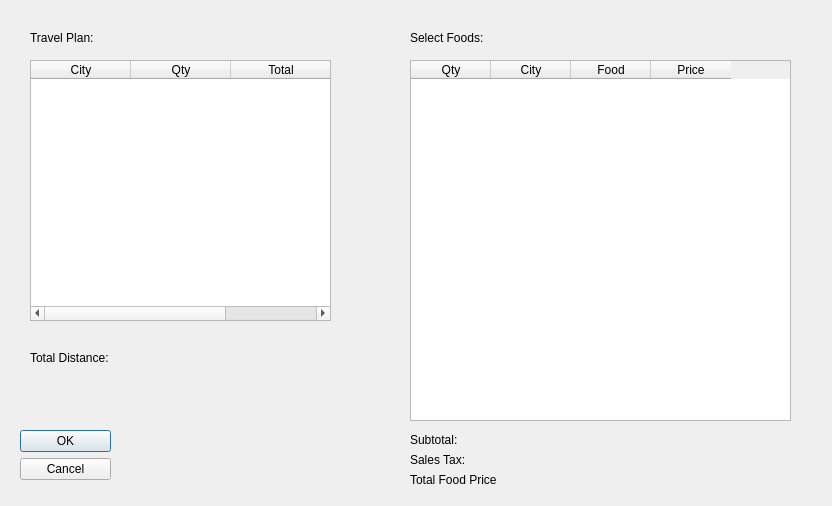
tsukidan/CS1D-Project-1, file routedisplayer.ui: the form before one commit.
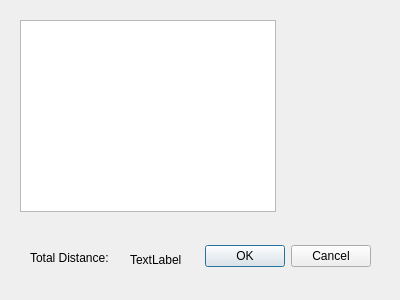
The form after the commit.

```diff
--- a/routedisplayer.ui
+++ b/routedisplayer.ui
@@ -6,8 +6,8 @@
    <rect>
     <x>0</x>
     <y>0</y>
-    <width>832</width>
-    <height>506</height>
+    <width>400</width>
+    <height>300</height>
    </rect>
   </property>
   <property name="windowTitle">
@@ -16,49 +16,34 @@
   <widget class="QDialogButtonBox" name="buttonBox">
    <property name="geometry">
     <rect>
-     <x>20</x>
-     <y>430</y>
-     <width>91</width>
-     <height>61</height>
+     <x>30</x>
+     <y>240</y>
+     <width>341</width>
+     <height>32</height>
     </rect>
    </property>
    <property name="orientation">
-    <enum>Qt::Vertical</enum>
+    <enum>Qt::Horizontal</enum>
    </property>
    <property name="standardButtons">
     <set>QDialogButtonBox::Cancel|QDialogButtonBox::Ok</set>
    </property>
   </widget>
-  <widget class="QTableWidget" name="routeList">
+  <widget class="QListWidget" name="routeList">
    <property name="geometry">
     <rect>
-     <x>30</x>
-     <y>60</y>
-     <width>301</width>
-     <height>261</height>
+     <x>20</x>
+     <y>20</y>
+     <width>256</width>
+     <height>192</height>
     </rect>
    </property>
-   <column>
-    <property name="text">
-     <string>City</string>
-    </property>
-   </column>
-   <column>
-    <property name="text">
-     <string>Qty</string>
-    </property>
-   </column>
-   <column>
-    <property name="text">
-     <string>Total</string>
-    </property>
-   </column>
   </widget>
   <widget class="QLabel" name="label">
    <property name="geometry">
     <rect>
      <x>30</x>
-     <y>350</y>
+     <y>250</y>
      <width>101</width>
      <height>16</height>
     </rect>
@@ -71,159 +56,13 @@
    <property name="geometry">
     <rect>
      <x>130</x>
-     <y>350</y>
+     <y>250</y>
      <width>51</width>
      <height>20</height>
     </rect>
    </property>
    <property name="text">
-    <string/>
-   </property>
-  </widget>
-  <widget class="QLabel" name="label_2">
-   <property name="geometry">
-    <rect>
-     <x>410</x>
-     <y>30</y>
-     <width>211</width>
-     <height>16</height>
-    </rect>
-   </property>
-   <property name="text">
-    <string>Select Foods:</string>
-   </property>
-  </widget>
-  <widget class="QLabel" name="label_3">
-   <property name="geometry">
-    <rect>
-     <x>30</x>
-     <y>30</y>
-     <width>151</width>
-     <height>16</height>
-    </rect>
-   </property>
-   <property name="text">
-    <string>Travel Plan:</string>
-   </property>
-  </widget>
-  <widget class="QTableWidget" name="SelectFoodTable">
-   <property name="geometry">
-    <rect>
-     <x>410</x>
-     <y>60</y>
-     <width>381</width>
-     <height>361</height>
-    </rect>
-   </property>
-   <property name="sortingEnabled">
-    <bool>true</bool>
-   </property>
-   <property name="columnCount">
-    <number>4</number>
-   </property>
-   <attribute name="horizontalHeaderDefaultSectionSize">
-    <number>80</number>
-   </attribute>
-   <attribute name="verticalHeaderVisible">
-    <bool>false</bool>
-   </attribute>
-   <column>
-    <property name="text">
-     <string>Qty</string>
-    </property>
-   </column>
-   <column>
-    <property name="text">
-     <string>City</string>
-    </property>
-   </column>
-   <column>
-    <property name="text">
-     <string>Food</string>
-    </property>
-   </column>
-   <column>
-    <property name="text">
-     <string>Price</string>
-    </property>
-   </column>
-  </widget>
-  <widget class="QLabel" name="Subtotal">
-   <property name="geometry">
-    <rect>
-     <x>540</x>
-     <y>430</y>
-     <width>51</width>
-     <height>20</height>
-    </rect>
-   </property>
-   <property name="text">
-    <string/>
-   </property>
-  </widget>
-  <widget class="QLabel" name="SubtotalLabel">
-   <property name="geometry">
-    <rect>
-     <x>410</x>
-     <y>430</y>
-     <width>121</width>
-     <height>20</height>
-    </rect>
-   </property>
-   <property name="text">
-    <string>Subtotal:</string>
-   </property>
-  </widget>
-  <widget class="QLabel" name="SalesTaxLabel">
-   <property name="geometry">
-    <rect>
-     <x>410</x>
-     <y>450</y>
-     <width>121</width>
-     <height>20</height>
-    </rect>
-   </property>
-   <property name="text">
-    <string>Sales Tax:</string>
-   </property>
-  </widget>
-  <widget class="QLabel" name="SalesTax">
-   <property name="geometry">
-    <rect>
-     <x>540</x>
-     <y>450</y>
-     <width>51</width>
-     <height>20</height>
-    </rect>
-   </property>
-   <property name="text">
-    <string/>
-   </property>
-  </widget>
-  <widget class="QLabel" name="TotalFoodPriLabel">
-   <property name="geometry">
-    <rect>
-     <x>410</x>
-     <y>470</y>
-     <width>121</width>
-     <height>20</height>
-    </rect>
-   </property>
-   <property name="text">
-    <string>Total Food Price</string>
-   </property>
-  </widget>
-  <widget class="QLabel" name="TotalFoodPrice">
-   <property name="geometry">
-    <rect>
-     <x>540</x>
-     <y>470</y>
-     <width>51</width>
-     <height>20</height>
-    </rect>
-   </property>
-   <property name="text">
-    <string/>
+    <string>TextLabel</string>
    </property>
   </widget>
  </widget>
```
